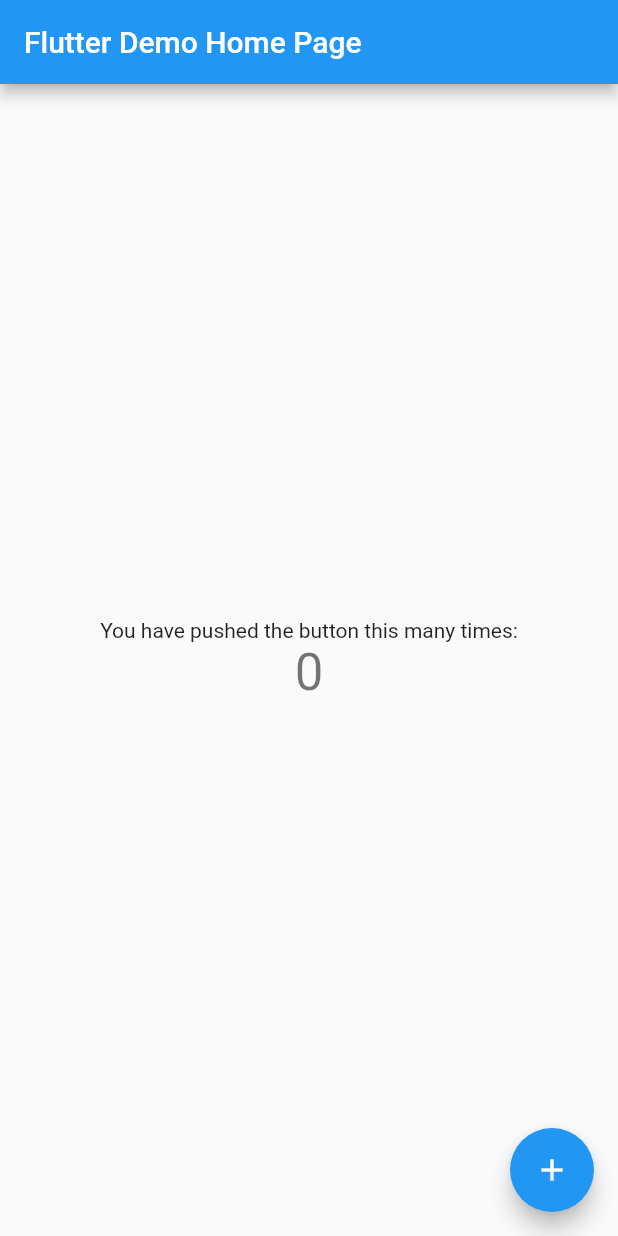
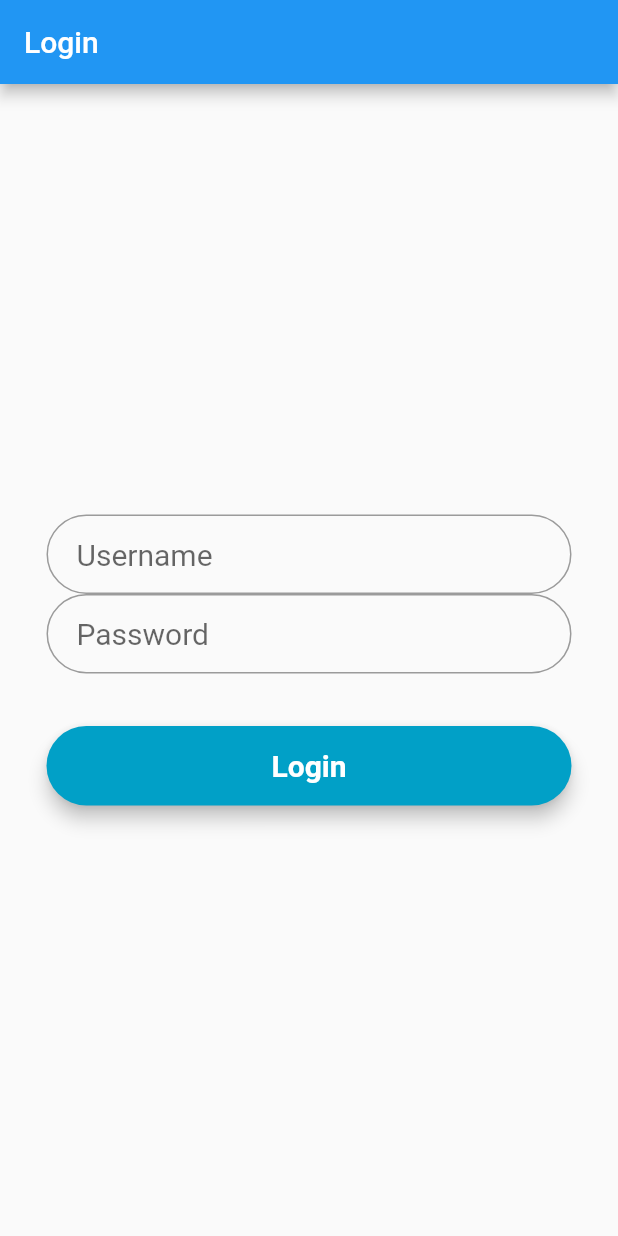
Before and after one commit to S-Maks/mspmobileclient, a Flutter app: the screen it shows after launch, on a phone screen of 412 x 824 dp. Run offline on Flutter 3.47's test engine with Material 2 defaults, Android fonts, the phone set to English and light mode, and no system bars; Roboto replaces fonts that are missing (Montserrat).

Commit message:
Login page layout

```diff
--- a/lib/main.dart
+++ b/lib/main.dart
@@ -9,7 +9,7 @@
   @override
   Widget build(BuildContext context) {
     return MaterialApp(
-      title: 'Flutter Demo',
+      title: 'MSP',
       theme: ThemeData(
         // This is the theme of your application.
         //
@@ -22,13 +22,13 @@
         // is not restarted.
         primarySwatch: Colors.blue,
       ),
-      home: MyHomePage(title: 'Flutter Demo Home Page'),
+      home: Login(title: 'Login'),
     );
   }
 }
 
-class MyHomePage extends StatefulWidget {
-  MyHomePage({Key key, this.title}) : super(key: key);
+class Login extends StatefulWidget {
+  Login({Key key, this.title}) : super(key: key);
 
   // This widget is the home page of your application. It is stateful, meaning
   // that it has a State object (defined below) that contains fields that affect
@@ -42,22 +42,12 @@
   final String title;
 
   @override
-  _MyHomePageState createState() => _MyHomePageState();
+  _LoginState createState() => _LoginState();
 }
 
-class _MyHomePageState extends State<MyHomePage> {
-  int _counter = 0;
-
-  void _incrementCounter() {
-    setState(() {
-      // This call to setState tells the Flutter framework that something has
-      // changed in this State, which causes it to rerun the build method below
-      // so that the display can reflect the updated values. If we changed
-      // _counter without calling setState(), then the build method would not be
-      // called again, and so nothing would appear to happen.
-      _counter++;
-    });
-  }
+class _LoginState extends State<Login> {
+  TextEditingController usernameCtrl = new TextEditingController();
+  TextEditingController passwordCtrl = new TextEditingController();
 
   @override
   Widget build(BuildContext context) {
@@ -67,6 +57,7 @@
     // The Flutter framework has been optimized to make rerunning build methods
     // fast, so that you can just rebuild anything that needs updating rather
     // than having to individually change instances of widgets.
+    const style = TextStyle(fontFamily: 'Montserrat', fontSize: 20.0);
     return Scaffold(
       appBar: AppBar(
         // Here we take the value from the MyHomePage object that was created by
@@ -93,20 +84,60 @@
           // horizontal).
           mainAxisAlignment: MainAxisAlignment.center,
           children: <Widget>[
-            Text(
-              'You have pushed the button this many times:',
-            ),
-            Text(
-              '$_counter',
-              style: Theme.of(context).textTheme.headline4,
+            Container(
+              width: 350,
+              child: Center(
+                child: Column(
+                  children: <Widget>[
+                    TextField(
+                      obscureText: false,
+                      style: style,
+                      controller: usernameCtrl,
+                      decoration: InputDecoration(
+                          contentPadding:
+                              EdgeInsets.fromLTRB(20.0, 15.0, 20.0, 15.0),
+                          hintText: "Username",
+                          border: OutlineInputBorder(
+                              borderRadius: BorderRadius.circular(32.0))),
+                    ),
+                    TextField(
+                      obscureText: true,
+                      style: style,
+                      controller: passwordCtrl,
+                      decoration: InputDecoration(
+                          contentPadding:
+                              EdgeInsets.fromLTRB(20.0, 15.0, 20.0, 15.0),
+                          hintText: "Password",
+                          border: OutlineInputBorder(
+                              borderRadius: BorderRadius.circular(32.0))),
+                    ),
+                    SizedBox(
+                      height: 35.0,
+                    ),
+                    Material(
+                      elevation: 5.0,
+                      borderRadius: BorderRadius.circular(30.0),
+                      color: Color(0xff01A0C7),
+                      child: MaterialButton(
+                        minWidth: MediaQuery.of(context).size.width,
+                        padding: EdgeInsets.fromLTRB(20.0, 15.0, 20.0, 15.0),
+                        onPressed: () {
+                          print(
+                              "Username ${usernameCtrl.text}, password: ${passwordCtrl.text}");
+                        },
+                        child: Text("Login",
+                            textAlign: TextAlign.center,
+                            style: style.copyWith(
+                                color: Colors.white,
+                                fontWeight: FontWeight.bold)),
+                      ),
+                    ),
+                  ],
+                ),
+              ),
             ),
           ],
         ),
-      ),
-      floatingActionButton: FloatingActionButton(
-        onPressed: _incrementCounter,
-        tooltip: 'Increment',
-        child: Icon(Icons.add),
       ), // This trailing comma makes auto-formatting nicer for build methods.
     );
   }
```
